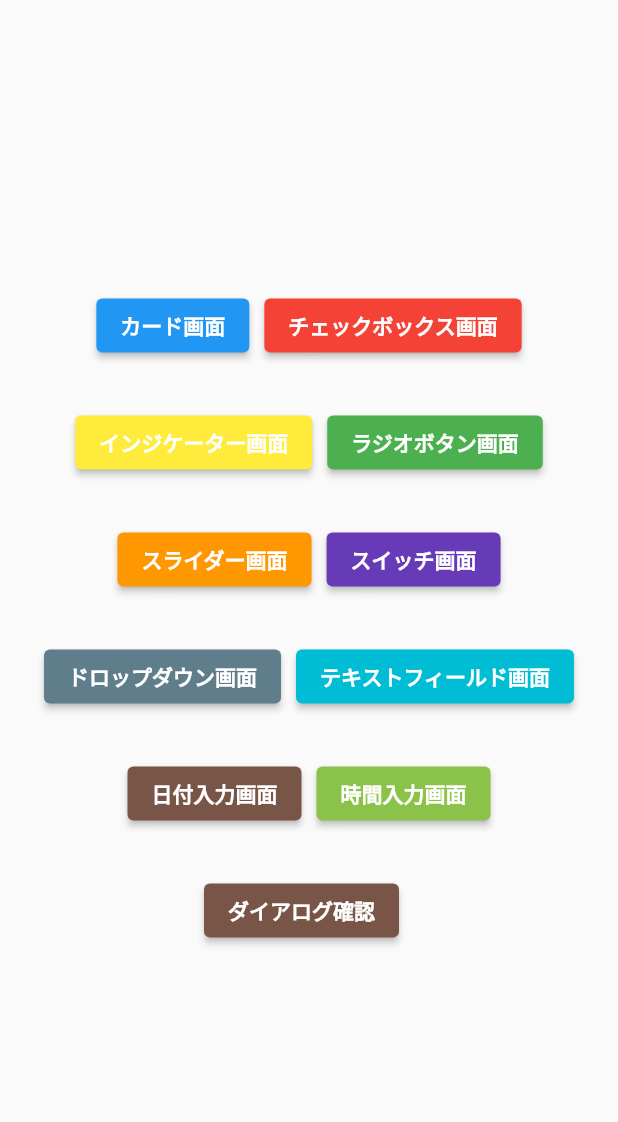
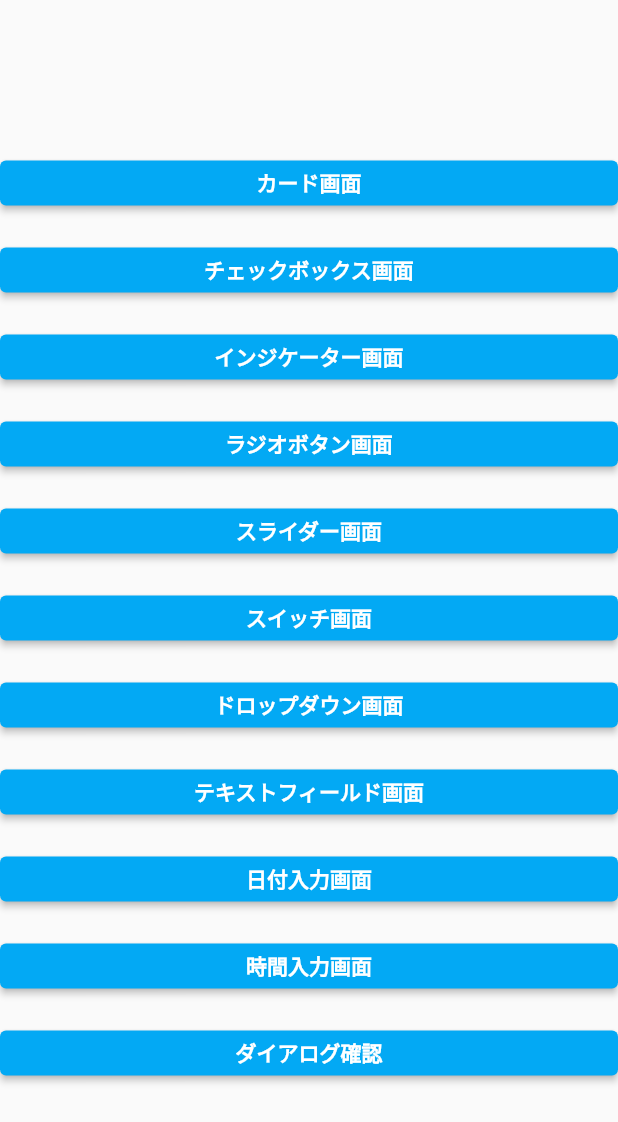
Before and after one commit to t-w-yokohama/flutter_sample, a Flutter app: the screen it shows after launch, on a phone screen of 412 x 824 dp. Shown: the top 1122 px of the screen. Run offline on Flutter 3.47's test engine with Material 2 defaults, Android fonts, the phone set to English and light mode, and no system bars.

Commit message:
UI変更
・ボタンを水色に変更
・ボタンの横幅を最大化

```diff
--- a/lib/ui/screen/home_screen.dart
+++ b/lib/ui/screen/home_screen.dart
@@ -2,8 +2,8 @@ import 'package:flutter/material.dart';
 import 'package:flutter_sample/ui/screen/card_screen.dart';
 import 'package:flutter_sample/ui/screen/check_box_screen.dart';
 import 'package:flutter_sample/ui/screen/date_picker_screen.dart';
+import 'package:flutter_sample/ui/screen/drop_down_screen.dart';
 import 'package:flutter_sample/ui/screen/indicator_screen.dart';
-import 'package:flutter_sample/ui/screen/drop_down_screen.dart';
 import 'package:flutter_sample/ui/screen/radio_button_screen.dart';
 import 'package:flutter_sample/ui/screen/slider_screen.dart';
 import 'package:flutter_sample/ui/screen/switch_screen.dart';
@@ -19,12 +19,8 @@ class HomeScreen extends StatelessWidget {
         child: Column(
           mainAxisAlignment: MainAxisAlignment.center,
           children: [
-            Row(
-              mainAxisAlignment: MainAxisAlignment.center,
-              children: [
             CommonWidget.commonButton(
-                  150,
-                  Colors.blue,
+              Colors.lightBlue,
               'カード画面',
               () => Navigator.push(
                 context,
@@ -34,11 +30,11 @@ class HomeScreen extends StatelessWidget {
               ),
             ),
             SizedBox(
-                  width: 10.0,
+              width: double.infinity,
+              height: 10.0,
             ),
             CommonWidget.commonButton(
-                  150,
-                  Colors.red,
+              Colors.lightBlue,
               'チェックボックス画面',
               () => Navigator.push(
                 context,
@@ -47,18 +43,12 @@ class HomeScreen extends StatelessWidget {
                 ),
               ),
             ),
-              ],
-            ),
             SizedBox(
               width: double.infinity,
-              height: 30.0,
+              height: 10.0,
             ),
-            Row(
-              mainAxisAlignment: MainAxisAlignment.center,
-              children: [
             CommonWidget.commonButton(
-                  150,
-                  Colors.yellow,
+              Colors.lightBlue,
               'インジケーター画面',
               () => Navigator.push(
                 context,
@@ -68,11 +58,11 @@ class HomeScreen extends StatelessWidget {
               ),
             ),
             SizedBox(
-                  width: 10.0,
+              width: double.infinity,
+              height: 10.0,
             ),
             CommonWidget.commonButton(
-                  150,
-                  Colors.green,
+              Colors.lightBlue,
               'ラジオボタン画面',
               () => Navigator.push(
                 context,
@@ -81,18 +71,12 @@ class HomeScreen extends StatelessWidget {
                 ),
               ),
             ),
-              ],
-            ),
             SizedBox(
               width: double.infinity,
-              height: 30.0,
+              height: 10.0,
             ),
-            Row(
-              mainAxisAlignment: MainAxisAlignment.center,
-              children: [
             CommonWidget.commonButton(
-                  150,
-                  Colors.orange,
+              Colors.lightBlue,
               'スライダー画面',
               () => Navigator.push(
                 context,
@@ -102,11 +86,11 @@ class HomeScreen extends StatelessWidget {
               ),
             ),
             SizedBox(
-                  width: 10.0,
+              width: double.infinity,
+              height: 10.0,
             ),
             CommonWidget.commonButton(
-                  150,
-                  Colors.deepPurple,
+              Colors.lightBlue,
               'スイッチ画面',
               () => Navigator.push(
                 context,
@@ -115,18 +99,12 @@ class HomeScreen extends StatelessWidget {
                 ),
               ),
             ),
-              ],
-            ),
             SizedBox(
               width: double.infinity,
-              height: 30.0,
+              height: 10.0,
             ),
-            Row(
-              mainAxisAlignment: MainAxisAlignment.center,
-              children: [
             CommonWidget.commonButton(
-                  150,
-                  Colors.blueGrey,
+              Colors.lightBlue,
               'ドロップダウン画面',
               () => Navigator.push(
                 context,
@@ -136,11 +114,11 @@ class HomeScreen extends StatelessWidget {
               ),
             ),
             SizedBox(
-                  width: 10.0,
+              width: double.infinity,
+              height: 10.0,
             ),
             CommonWidget.commonButton(
-                  150,
-                  Colors.cyan,
+              Colors.lightBlue,
               'テキストフィールド画面',
               () => Navigator.push(
                 context,
@@ -149,18 +127,12 @@ class HomeScreen extends StatelessWidget {
                 ),
               ),
             ),
-              ],
-            ),
             SizedBox(
               width: double.infinity,
-              height: 30.0,
+              height: 10.0,
             ),
-            Row(
-              mainAxisAlignment: MainAxisAlignment.center,
-              children: [
             CommonWidget.commonButton(
-                  150,
-                  Colors.brown,
+              Colors.lightBlue,
               '日付入力画面',
               () => Navigator.push(
                 context,
@@ -170,11 +142,11 @@ class HomeScreen extends StatelessWidget {
               ),
             ),
             SizedBox(
-                  width: 10.0,
+              width: double.infinity,
+              height: 10.0,
             ),
             CommonWidget.commonButton(
-                  150,
-                  Colors.lightGreen,
+              Colors.lightBlue,
               '時間入力画面',
               () => Navigator.push(
                 context,
@@ -183,18 +155,12 @@ class HomeScreen extends StatelessWidget {
                 ),
               ),
             ),
-              ],
-            ),
             SizedBox(
               width: double.infinity,
-              height: 30.0,
+              height: 10.0,
             ),
-            Row(
-              mainAxisAlignment: MainAxisAlignment.center,
-              children: [
             CommonWidget.commonButton(
-                  150,
-                  Colors.brown,
+              Colors.lightBlue,
               'ダイアログ確認',
               () => CommonWidget.commonDialog(
                 context,
@@ -206,11 +172,6 @@ class HomeScreen extends StatelessWidget {
                 () => print('tap OK'),
               ),
             ),
-                SizedBox(
-                  width: 10.0,
-                ),
-              ],
-            ),
           ],
         ),
       ),
--- a/lib/ui/widget/common_widget.dart
+++ b/lib/ui/widget/common_widget.dart
@@ -2,10 +2,8 @@ import 'package:flutter/material.dart';
 
 class CommonWidget {
   static Widget commonButton(
-      double width, MaterialColor color, String text, Function onPressed) {
-    return ButtonTheme(
-      minWidth: width,
-      child: ElevatedButton(
+      MaterialColor color, String text, Function onPressed) {
+    return ElevatedButton(
       child: Text(
         text,
         style: TextStyle(fontWeight: FontWeight.bold),
@@ -13,9 +11,9 @@ class CommonWidget {
       style: ElevatedButton.styleFrom(
         primary: color,
         onPrimary: Colors.white,
+        minimumSize: Size(double.infinity, 30.0),
       ),
       onPressed: () => onPressed(),
-      ),
     );
   }
 
```
Lines whose indentation alone changed are shown as unchanged.
